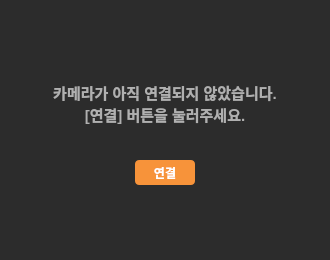
Old version of the form dms_central/camframe.ui in the repository veda-team4/dms.
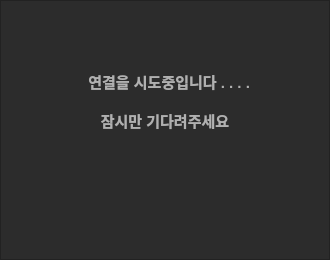
New version of the form. Icons and pictures are not drawn.

Patch:
```diff
--- a/dms_central/camframe.ui
+++ b/dms_central/camframe.ui
@@ -16,11 +16,39 @@
   <property name="styleSheet">
    <string notr="true">background-color: #2C2C2C;</string>
   </property>
+  <widget class="QLabel" name="videoLabel">
+   <property name="geometry">
+    <rect>
+     <x>0</x>
+     <y>0</y>
+     <width>330</width>
+     <height>260</height>
+    </rect>
+   </property>
+   <property name="text">
+    <string/>
+   </property>
+  </widget>
+  <widget class="QFrame" name="waitingFrame_1">
+   <property name="geometry">
+    <rect>
+     <x>0</x>
+     <y>0</y>
+     <width>330</width>
+     <height>260</height>
+    </rect>
+   </property>
+   <property name="frameShape">
+    <enum>QFrame::Shape::StyledPanel</enum>
+   </property>
+   <property name="frameShadow">
+    <enum>QFrame::Shadow::Raised</enum>
+   </property>
   <widget class="QLabel" name="label">
    <property name="geometry">
     <rect>
      <x>35</x>
-     <y>73</y>
+      <y>60</y>
      <width>260</width>
      <height>61</height>
     </rect>
@@ -45,7 +73,7 @@
   <widget class="QPushButton" name="connectButton">
    <property name="geometry">
     <rect>
-     <x>135</x>
+      <x>130</x>
      <y>160</y>
      <width>60</width>
      <height>25</height>
@@ -83,7 +111,8 @@
     <string>연결</string>
    </property>
   </widget>
-  <widget class="QLabel" name="videoLabel">
+  </widget>
+  <widget class="QFrame" name="waitingFrame_2">
    <property name="geometry">
     <rect>
      <x>0</x>
@@ -92,14 +121,62 @@
      <height>260</height>
     </rect>
    </property>
+   <property name="frameShape">
+    <enum>QFrame::Shape::StyledPanel</enum>
+   </property>
+   <property name="frameShadow">
+    <enum>QFrame::Shadow::Raised</enum>
+   </property>
+   <widget class="QLabel" name="label_2">
+    <property name="geometry">
+     <rect>
+      <x>35</x>
+      <y>70</y>
+      <width>260</width>
+      <height>61</height>
+     </rect>
+    </property>
+    <property name="font">
+     <font>
+      <pointsize>11</pointsize>
+      <bold>true</bold>
+     </font>
+    </property>
+    <property name="styleSheet">
+     <string notr="true">color: #B0B0B0;</string>
+    </property>
+    <property name="text">
+     <string>  연결을 시도중입니다 . . . .
+
+잠시만 기다려주세요</string>
+    </property>
+    <property name="alignment">
+     <set>Qt::AlignmentFlag::AlignCenter</set>
+    </property>
+   </widget>
+   <widget class="QLabel" name="loadingLabel">
+    <property name="geometry">
+     <rect>
+      <x>135</x>
+      <y>166</y>
+      <width>50</width>
+      <height>50</height>
+     </rect>
+    </property>
    <property name="text">
     <string/>
    </property>
-  </widget>
-  <zorder>videoLabel</zorder>
-  <zorder>label</zorder>
-  <zorder>connectButton</zorder>
- </widget>
- <resources/>
+    <property name="pixmap">
+     <pixmap resource="resources/resources.qrc">:/images/image/waiting.png</pixmap>
+    </property>
+    <property name="scaledContents">
+     <bool>true</bool>
+    </property>
+   </widget>
+  </widget>
+ </widget>
+ <resources>
+  <include location="resources/resources.qrc"/>
+ </resources>
  <connections/>
 </ui>
```
Lines whose indentation alone changed are shown as unchanged.
